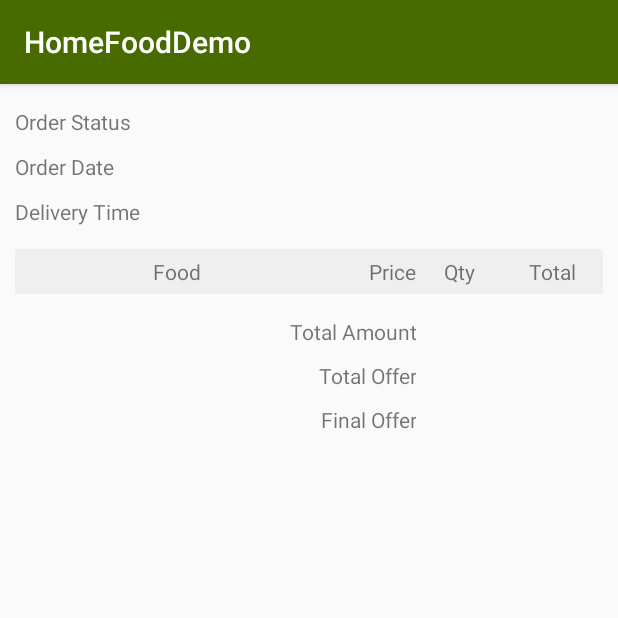
After one commit to Abish-R/HomeFood, an Android app: the MyOrderDescriptionActivity screen opened directly, with no data from a screen before it, on a phone screen of 412 x 824 dp, the top half of it. The commit adds this screen. Run offline under Robolectric (Android 15) with nearby library versions, the phone set to English and light mode, and no system bars.

Commit message:
my orders list changes

```diff
--- a/app/build.gradle
+++ b/app/build.gradle
@@ -49,4 +49,5 @@ dependencies {
 }
 
 
+
 apply plugin: 'com.google.gms.google-services'
--- a/app/src/main/AndroidManifest.xml
+++ b/app/src/main/AndroidManifest.xml
@@ -71,6 +71,7 @@
             android:name=".views.MyOrdersActivity"
             android:theme="@style/AppTheme.NoActionBar"
             android:windowSoftInputMode="adjustPan" />
+        <activity android:name=".views.MyOrderDescriptionActivity"></activity>
     </application>
 
 </manifest>
--- a/app/src/main/java/abish/veettusorudemo/MyOrdersList.java
+++ b/app/src/main/java/abish/veettusorudemo/MyOrdersList.java
@@ -86,8 +86,8 @@ public class MyOrdersList {
         this.orderStatus = orderStatus;
     }
 
-    public int getTotalAmount() {
-        return totalAmount;
+    public String getTotalAmount() {
+        return totalAmount + "";
     }
 
     public void setTotalAmount(int totalAmount) {
--- /dev/null
+++ b/app/src/main/java/abish/veettusorudemo/views/MyOrderDescriptionActivity.java
@@ -0,0 +1,15 @@
+package abish.veettusorudemo.views;
+
+import android.os.Bundle;
+import android.support.v7.app.AppCompatActivity;
+
+import abish.veettusorudemo.R;
+
+public class MyOrderDescriptionActivity extends AppCompatActivity {
+
+    @Override
+    protected void onCreate(Bundle savedInstanceState) {
+        super.onCreate(savedInstanceState);
+        setContentView(R.layout.activity_my_order_description);
+    }
+}
--- /dev/null
+++ b/app/src/main/res/layout/activity_my_order_description.xml
@@ -0,0 +1,230 @@
+<?xml version="1.0" encoding="utf-8"?>
+<RelativeLayout xmlns:android="http://schemas.android.com/apk/res/android"
+    xmlns:tools="http://schemas.android.com/tools"
+    android:layout_width="match_parent"
+    android:layout_height="match_parent"
+    android:padding="@dimen/default_padding"
+    tools:context="abish.veettusorudemo.views.MyOrderDescriptionActivity">
+
+    <LinearLayout
+        android:id="@+id/order_status_container"
+        android:layout_width="match_parent"
+        android:layout_height="wrap_content">
+
+    <TextView
+        android:id="@+id/tv_order_status_label"
+        android:layout_width="0dp"
+        android:layout_height="wrap_content"
+        android:paddingTop="@dimen/small_padding"
+        android:paddingBottom="@dimen/small_padding"
+        android:layout_weight="4"
+        android:text="Order Status"/>
+
+    <TextView
+        android:id="@+id/tv_order_status"
+        android:layout_width="0dp"
+        android:layout_height="wrap_content"
+        android:padding="@dimen/small_padding"
+        android:layout_weight="6"
+        android:gravity="center"
+        tools:text="Order Delivered"/>
+
+    </LinearLayout>
+
+    <LinearLayout
+        android:id="@+id/order_date_container"
+        android:layout_width="match_parent"
+        android:layout_height="wrap_content"
+        android:paddingBottom="@dimen/small_padding"
+        android:paddingTop="@dimen/small_padding"
+        android:layout_below="@+id/order_status_container">
+
+        <TextView
+            android:id="@+id/tv_order_date_label"
+            android:layout_width="0dp"
+            android:layout_height="wrap_content"
+            android:layout_weight="4"
+            android:text="@string/text_order_date" />
+
+        <TextView
+            android:id="@+id/tv_order_date"
+            android:layout_width="0dp"
+            android:layout_height="wrap_content"
+            android:layout_weight="6"
+            tools:text="14-11-018" />
+
+    </LinearLayout>
+
+    <LinearLayout
+        android:id="@+id/delivery_date_container"
+        android:layout_width="match_parent"
+        android:layout_height="wrap_content"
+        android:paddingBottom="@dimen/small_padding"
+        android:paddingTop="@dimen/small_padding"
+        android:layout_marginBottom="@dimen/default_padding"
+        android:layout_below="@+id/order_date_container">
+
+        <TextView
+            android:id="@+id/tv_delivery_date_label"
+            android:layout_width="0dp"
+            android:layout_height="wrap_content"
+            android:layout_weight="4"
+            android:text="@string/text_delivery_time" />
+
+        <TextView
+            android:id="@+id/tv_delivery_date"
+            android:layout_width="0dp"
+            android:layout_height="wrap_content"
+            android:layout_weight="6"
+            tools:text="14-11-018 1 : 00" />
+
+    </LinearLayout>
+
+    <LinearLayout
+        android:layout_below="@+id/delivery_date_container"
+        android:id="@+id/item_title_container"
+        android:layout_width="match_parent"
+        android:layout_height="wrap_content"
+        android:background="@color/very_light_grey"
+        android:paddingBottom="@dimen/small_padding"
+        android:paddingTop="@dimen/small_padding"
+        android:layout_marginBottom="@dimen/small_padding">
+
+        <TextView
+            android:layout_width="0dp"
+            android:layout_height="wrap_content"
+            android:layout_marginEnd="@dimen/default_padding"
+            android:layout_marginRight="@dimen/default_padding"
+            android:layout_weight="5.8"
+            android:gravity="center"
+            android:text="Food" />
+
+        <TextView
+            android:layout_width="0dp"
+            android:layout_height="wrap_content"
+            android:layout_weight="1.4"
+            android:gravity="center"
+            android:text="Price" />
+
+        <TextView
+            android:layout_width="0dp"
+            android:layout_height="wrap_content"
+            android:layout_marginEnd="@dimen/default_padding"
+            android:layout_marginRight="@dimen/default_padding"
+            android:layout_weight="1"
+            android:gravity="center"
+            android:text="Qty" />
+
+        <TextView
+            android:layout_width="0dp"
+            android:layout_height="wrap_content"
+            android:layout_weight="1.8"
+            android:gravity="center"
+            android:text="Total" />
+    </LinearLayout>
+
+    <android.support.v7.widget.RecyclerView
+        android:id="@+id/rv_my_order_food_list"
+        android:layout_below="@+id/item_title_container"
+        android:layout_width="match_parent"
+        android:layout_height="wrap_content"/>
+
+    <LinearLayout
+        android:layout_below="@+id/rv_my_order_food_list"
+        android:id="@+id/price_container"
+        android:layout_width="match_parent"
+        android:layout_height="wrap_content"
+        android:layout_marginTop="@dimen/default_padding"
+        android:layout_marginBottom="@dimen/default_padding">
+
+        <TextView
+            android:layout_width="0dp"
+            android:layout_height="wrap_content"
+            android:layout_marginEnd="@dimen/default_padding"
+            android:layout_marginRight="@dimen/default_padding"
+            android:layout_weight="7.2"
+            android:gravity="end"
+            android:text="Total Amount" />
+
+        <TextView
+            android:layout_width="0dp"
+            android:layout_height="wrap_content"
+            android:layout_marginEnd="@dimen/default_padding"
+            android:layout_marginRight="@dimen/default_padding"
+            android:layout_weight="1"
+            android:gravity="center"
+            tools:text="99" />
+
+        <TextView
+            android:layout_width="0dp"
+            android:layout_height="wrap_content"
+            android:layout_weight="1.8"
+            android:gravity="center"
+            tools:text="99999" />
+    </LinearLayout>
+
+    <LinearLayout
+        android:layout_below="@+id/price_container"
+        android:id="@+id/offer_container"
+        android:layout_width="match_parent"
+        android:layout_height="wrap_content">
+
+        <TextView
+            android:layout_width="0dp"
+            android:layout_height="wrap_content"
+            android:layout_marginEnd="@dimen/default_padding"
+            android:layout_marginRight="@dimen/default_padding"
+            android:layout_weight="7.2"
+            android:gravity="end"
+            android:text="Total Offer" />
+
+        <TextView
+            android:layout_width="0dp"
+            android:layout_height="wrap_content"
+            android:layout_marginEnd="@dimen/default_padding"
+            android:layout_marginRight="@dimen/default_padding"
+            android:layout_weight="1"
+            android:gravity="center"
+            tools:text="9000" />
+
+        <TextView
+            android:layout_width="0dp"
+            android:layout_height="wrap_content"
+            android:layout_weight="1.8"
+            android:gravity="center"
+            tools:text="99999" />
+    </LinearLayout>
+
+    <LinearLayout
+        android:layout_below="@+id/offer_container"
+        android:id="@+id/final_price_container"
+        android:layout_width="match_parent"
+        android:layout_height="wrap_content"
+        android:layout_marginTop="@dimen/default_padding"
+        android:layout_marginBottom="@dimen/default_padding">
+
+        <TextView
+            android:layout_width="0dp"
+            android:layout_height="wrap_content"
+            android:layout_marginEnd="@dimen/default_padding"
+            android:layout_marginRight="@dimen/default_padding"
+            android:layout_weight="7.2"
+            android:gravity="end"
+            android:text="Final Offer" />
+
+        <TextView
+            android:layout_width="0dp"
+            android:layout_height="wrap_content"
+            android:layout_marginEnd="@dimen/default_padding"
+            android:layout_marginRight="@dimen/default_padding"
+            android:layout_weight="1" />
+
+        <TextView
+            android:layout_width="0dp"
+            android:layout_height="wrap_content"
+            android:layout_weight="1.8"
+            android:gravity="center"
+            tools:text="99999" />
+    </LinearLayout>
+
+</RelativeLayout>
--- a/app/src/main/res/values/colors.xml
+++ b/app/src/main/res/values/colors.xml
@@ -18,4 +18,9 @@
     <color name="black_overlay">#66000000</color>
     <color name="white_different">#66ecfaf0</color>
     <color name="light_grey">#9f9f9f</color>
+    <color name="very_light_grey">#efefef</color>
+
+    <color name="light_yellow">#1cfcdf03</color>
+    <color name="light_green">#1c1d791a</color>
+    <color name="light_red">#1bbc0a0a</color>
 </resources>
--- a/app/src/main/res/values/strings.xml
+++ b/app/src/main/res/values/strings.xml
@@ -20,6 +20,7 @@
     <string name="title_sub_food_category">Sub Course Food</string>
     <string name="title_delivery">Delivery</string>
     <string name="title_total_order">Total Orders</string>
+    <string name="title_my_orders">My Orders</string>
 
     <string name="text_name">Name</string>
     <string name="text_username">Username</string>
@@ -67,4 +68,8 @@
     <string name="text_no_sub_food">No related food available for now.\nTry Another</string>
     <string name="text_go_back">Go Back</string>
     <string name="text_free">Free</string>
+    <string name="text_order_date">Order Date</string>
+    <string name="text_delivery_time">Delivery Time</string>
+    <string name="text_total_amount">Total Amount</string>
+    <string name="text_order_status">Order Status</string>
 </resources>
```
Also changed, not shown: app/src/main/java/abish/veettusorudemo/network/response/MyOrdersResponse.java (+4 -4 lines), app/src/main/java/abish/veettusorudemo/views/MyOrdersActivity.java (+59 -4 lines), app/src/main/java/abish/veettusorudemo/views/adapter/MyOrdersListAdapter.java (added, +107 -0 lines), app/src/main/res/layout/activity_my_orders.xml (+19 -3 lines), app/src/main/res/layout/item_my_order_list.xml (added, +141 -0 lines).
